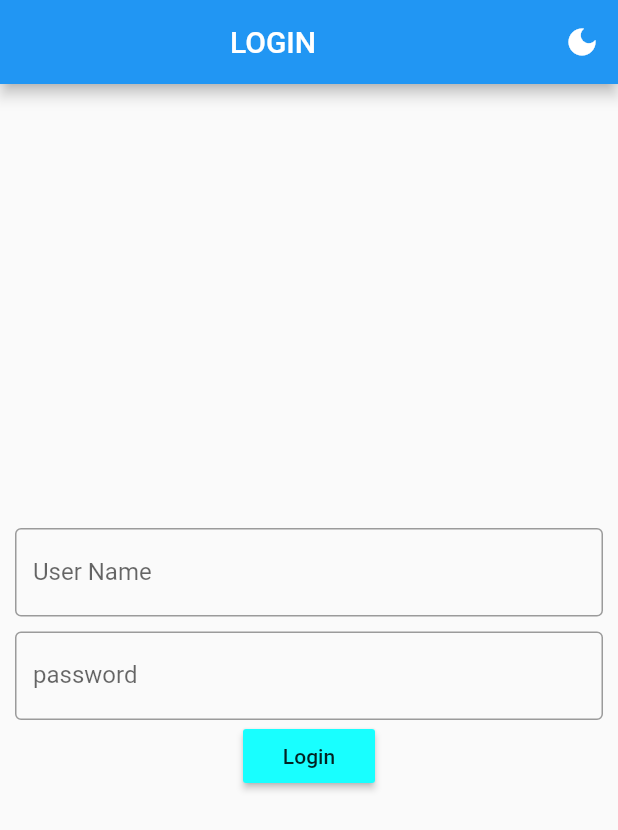
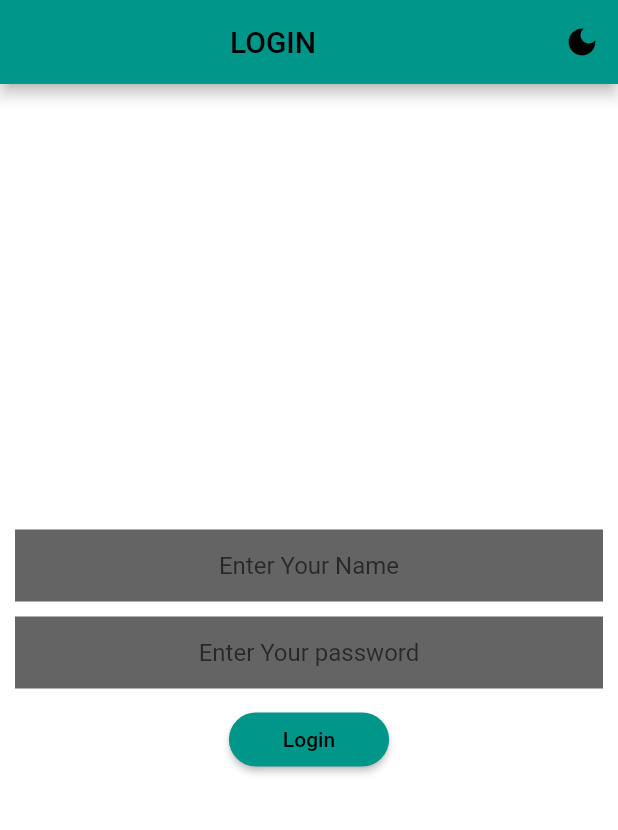
Before and after one commit to Adwaithnow/ets-client, a Flutter app: the screen it shows after launch, on a phone screen of 412 x 824 dp. Shown: the top 830 px of the screen. Run offline on Flutter 3.47's test engine with Material 2 defaults, Android fonts, the phone set to English and light mode, and no system bars; our stand-ins replace dio, file_picker; project files that could hold a hidden picture were left out.

```diff
--- /dev/null
+++ b/lib/components/appComponents/appButton.dart
@@ -0,0 +1,26 @@
+import 'package:flutter/material.dart';
+
+class AppButton extends StatelessWidget {
+  AppButton({Key? key, required this.onPressed, this.child}) : super(key: key);
+
+  final VoidCallback onPressed;
+  final Widget? child;
+
+  @override
+  Widget build(BuildContext context) {
+    return ElevatedButton(
+      onPressed: onPressed,
+      child: child ?? const Text("OK"),
+      style: ButtonStyle(
+        backgroundColor:
+            Theme.of(context).elevatedButtonTheme.style?.backgroundColor,
+        shape: MaterialStateProperty.all<RoundedRectangleBorder>(
+          RoundedRectangleBorder(
+            borderRadius: BorderRadius.circular(800),
+            //side: BorderSide(color: Colors.red),
+          ),
+        ),
+      ),
+    );
+  }
+}
--- /dev/null
+++ b/lib/components/appComponents/appInput.dart
@@ -0,0 +1,24 @@
+import 'package:flutter/material.dart';
+
+class AppInputFiled extends StatelessWidget {
+  const AppInputFiled({Key? key, required this.onChanged, this.labelText, this.hintText}) : super(key: key);
+
+  final Function(String) onChanged;
+  final String? labelText;
+  final String? hintText;
+
+  @override
+  Widget build(BuildContext context) {
+    return TextField(
+      textAlign: TextAlign.center,
+      decoration: InputDecoration(
+        border: InputBorder.none,
+        fillColor: Theme.of(context).backgroundColor.withBlue(100).withGreen(100).withRed(100),
+        filled: true,
+        //labelText: labelText ?? '',
+        hintText: hintText ?? '',
+      ),
+      onChanged: onChanged,
+    );
+  }
+}
--- a/lib/screens/loginScreen.dart
+++ b/lib/screens/loginScreen.dart
@@ -1,8 +1,9 @@
 import 'package:flutter/material.dart';
+import 'package:test_app/components/appComponents/appButton.dart';
+import 'package:test_app/components/appComponents/appInput.dart';
 import 'package:test_app/core/appData.dart';
 import 'package:test_app/network/authNetwork.dart';
 import 'package:test_app/screens/home.dart';
-
 
 class LoginScreen extends StatefulWidget {
   const LoginScreen({Key? key}) : super(key: key);
@@ -42,7 +43,6 @@ class _LoginScreenState extends State<LoginScreen> {
     setState(() {
       isLoading = false;
       summary = AppData.user.username ?? '...';
-
     });
     if (result == 'ok') {
       Navigator.push(
@@ -58,15 +58,17 @@ class _LoginScreenState extends State<LoginScreen> {
   @override
   Widget build(BuildContext context) {
     return Scaffold(
+      backgroundColor: Theme.of(context).backgroundColor,
       appBar: AppBar(
+        backgroundColor: Theme.of(context).primaryColor,
         title: const Center(child: Text("LOGIN")),
         actions: [
           IconButton(
-            onPressed: () => AppData.themeManager.toggleTheme(
-              AppData.themeManager.themeMode != ThemeMode.dark),
+            onPressed: () => AppData.themeManager
+                .toggleTheme(AppData.themeManager.themeMode != ThemeMode.dark),
             icon: AppData.themeManager.themeMode == ThemeMode.dark
-              ? const Icon(Icons.light_mode)
-              : const Icon(Icons.dark_mode),
+                ? const Icon(Icons.light_mode)
+                : const Icon(Icons.dark_mode),
           ),
         ],
       ),
@@ -77,36 +79,38 @@ class _LoginScreenState extends State<LoginScreen> {
           child: Column(
             mainAxisSize: MainAxisSize.min,
             children: [
-              TextField(
-                decoration: const InputDecoration(
-                  border: OutlineInputBorder(),
-                  labelText: 'User Name',
-                  hintText: 'Enter Your Name',
-                ),
+              AppInputFiled(
                 onChanged: (value) {
                   userId = value;
                 }, // da one sec ippo varam ahda
+                labelText: 'User Name',
+                hintText: 'Enter Your Name',
               ),
               const SizedBox(
                 height: 10,
               ),
-              TextField(
-                decoration: const InputDecoration(
-                  border: OutlineInputBorder(),
-                  labelText: 'password',
-                  hintText: 'Enter Your password',
-                ),
+              AppInputFiled(
                 onChanged: (value) {
                   password = value;
                 }, // da one sec ippo varam ahda
+                labelText: 'password',
+                hintText: 'Enter Your password',
               ),
-              isLoading
-                  ? const CircularProgressIndicator()
-                  : MaterialButton(
-                      color: Colors.cyanAccent,
+              Padding(
+                padding: const EdgeInsets.all(10.0),
+                child: isLoading
+                    ? CircularProgressIndicator(
+                      backgroundColor: Theme.of(context).backgroundColor,
+                      color: Theme.of(context).primaryColor,
+                    )
+                    : AppButton(
                       onPressed: login,
-                      child: const Text("Login"),
+                      child: const Padding(
+                        padding: EdgeInsets.symmetric(horizontal: 20),
+                        child: Text('Login'),
+                      ),
                     ),
+              ),
             ],
           ),
         ),
--- a/lib/themes/darkTheme.dart
+++ b/lib/themes/darkTheme.dart
@@ -1,5 +1,28 @@
 import 'package:flutter/material.dart';
+import 'package:test_app/themes/darkColors.dart';
 
 ThemeData darkTheme = ThemeData(
   brightness: Brightness.dark,
+  backgroundColor: background,
+  primaryColor: primary,
+  colorScheme: const ColorScheme(
+    primary: primary,
+    background: background,
+    secondary: secondary,
+    surface: surface,
+    error: error,
+    primaryVariant: primaryVariant,
+    secondaryVariant: secondaryVariant,
+    onPrimary: onPrimary,
+    onBackground: onBackground,
+    onSecondary: onSecondary,
+    onSurface: onSurface,
+    onError: onError,
+    brightness: Brightness.dark,
+  ),
+  elevatedButtonTheme: ElevatedButtonThemeData(
+    style: ButtonStyle(
+      backgroundColor: MaterialStateProperty.all<Color>(buttonColor),
+    ),
+  ),
 );
--- a/lib/themes/lightTheme.dart
+++ b/lib/themes/lightTheme.dart
@@ -1,5 +1,29 @@
 import 'package:flutter/material.dart';
+import 'package:test_app/themes/lightColors.dart';
 
+//ThemeData lightTheme = CustomTheme();
 ThemeData lightTheme = ThemeData(
   brightness: Brightness.light,
+  backgroundColor: background,
+  primaryColor: primary,
+  colorScheme: const ColorScheme(
+    primary: primary,
+    background: background,
+    secondary: secondary,
+    surface: surface,
+    error: error,
+    primaryVariant: primaryVariant,
+    secondaryVariant: secondaryVariant,
+    onPrimary: onPrimary,
+    onBackground: onBackground,
+    onSecondary: onSecondary,
+    onSurface: onSurface,
+    onError: onError,
+    brightness: Brightness.light,
+  ),
+  elevatedButtonTheme: ElevatedButtonThemeData(
+    style: ButtonStyle(
+      backgroundColor: MaterialStateProperty.all<Color>(buttonColor),
+    ),
+  ),
 );
```
Also changed, not shown: lib/themes/darkColors.dart (added, +16 -0 lines), lib/themes/lightColors.dart (added, +16 -0 lines).
